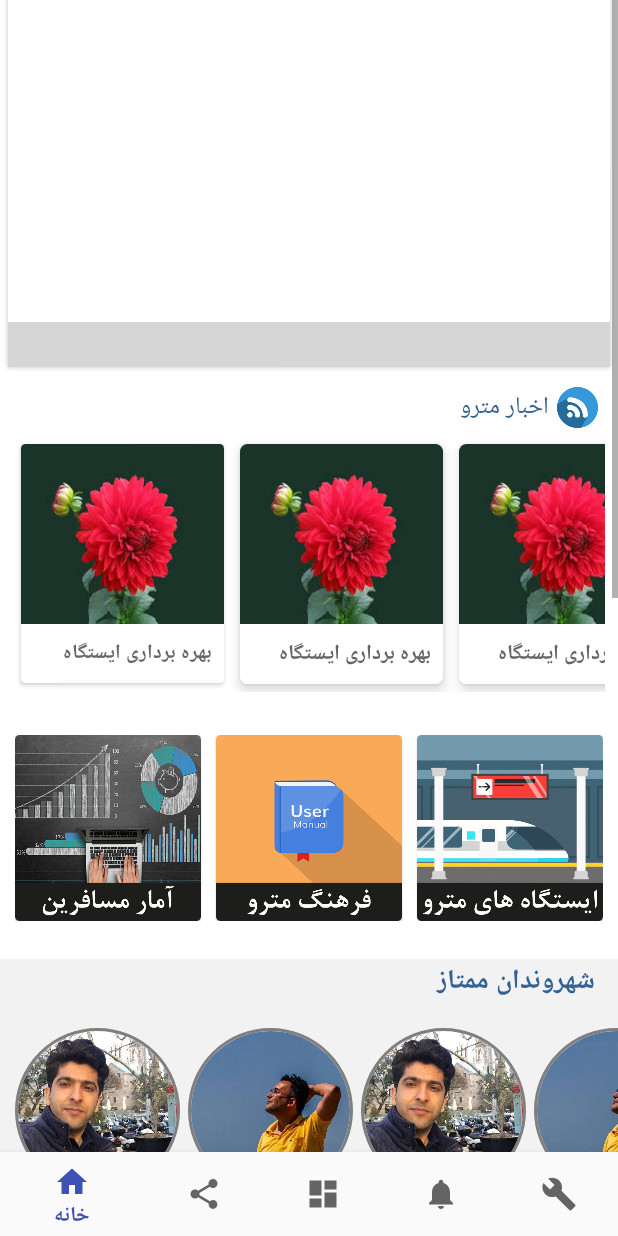
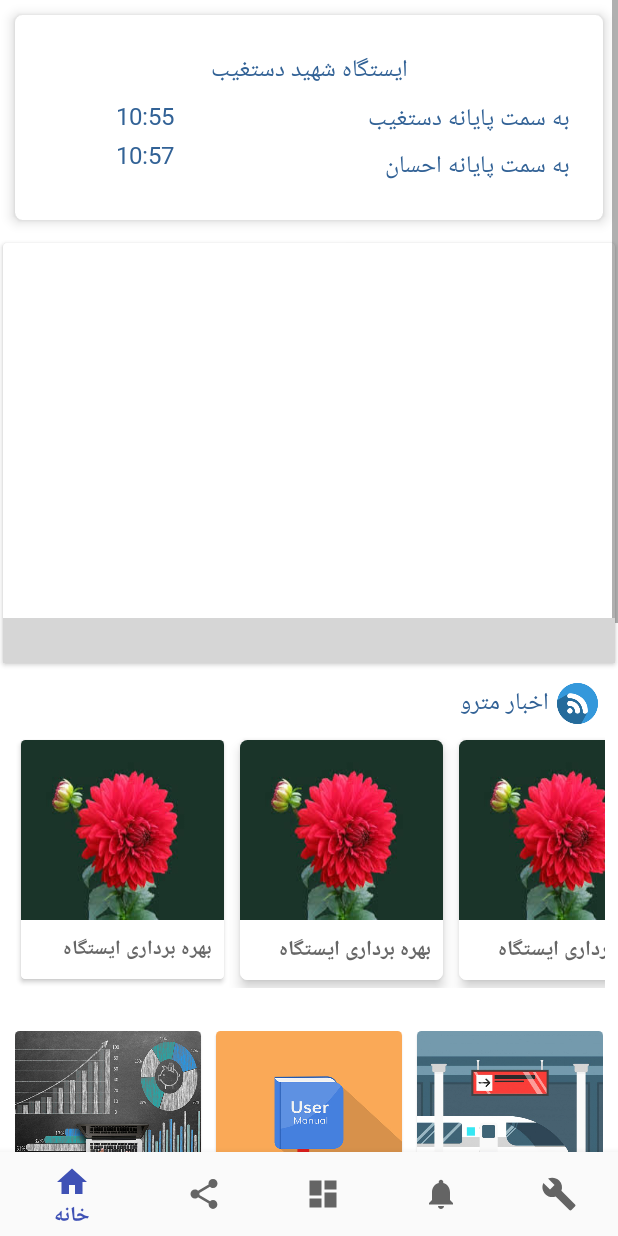
Before and after one commit to bionuts/ShirazMetro, an Android app: the layout activity_tiles.xml on its own in the app's theme, with its tools: preview values and no code run, on a phone screen of 412 x 824 dp. Run offline under Robolectric (Android 15) with nearby library versions, the phone set to English and light mode, and no system bars; plain views replace CircleIndicator, CircularImageView; grey boxes are pictures that could not be loaded.

Commit message:
final main layout8

```diff
--- a/app/src/main/res/layout/activity_tiles.xml
+++ b/app/src/main/res/layout/activity_tiles.xml
@@ -14,21 +14,122 @@
         android:layout_height="wrap_content"
         android:layout_margin="0dp"
         android:background="@color/bgwhite"
-        android:padding="0dp"
-        app:layout_constraintBottom_toTopOf="@+id/navigation">
+        android:padding="0dp">
 
         <LinearLayout
             android:layout_width="match_parent"
             android:layout_height="wrap_content"
             android:layout_margin="0dp"
+            android:gravity="center_vertical"
             android:orientation="vertical"
             android:padding="0dp">
 
+            <!-- closed station time -->
             <android.support.v7.widget.CardView
                 android:layout_width="match_parent"
-                android:layout_marginStart="5dp"
-                android:layout_marginEnd="5dp"
                 android:layout_height="wrap_content"
+                android:layout_margin="10dp"
+                app:cardCornerRadius="5dp"
+                app:cardElevation="5dp">
+
+                <LinearLayout
+                    android:layout_width="match_parent"
+                    android:layout_height="wrap_content"
+                    android:orientation="vertical"
+                    android:padding="20dp">
+
+                    <LinearLayout
+                        android:layout_width="match_parent"
+                        android:layout_height="wrap_content"
+                        android:layoutDirection="rtl"
+                        android:orientation="horizontal"
+                        android:padding="3dp">
+
+                        <TextView
+                            android:layout_width="match_parent"
+                            android:layout_height="wrap_content"
+                            android:fontFamily="@font/iransansmobile_bold"
+                            android:gravity="center"
+                            android:text="ایستگاه شهید دستغیب"
+                            android:textColor="@color/fifafontcolor"
+                            android:textDirection="rtl"
+                            android:textSize="16sp" />
+
+                    </LinearLayout>
+
+                    <LinearLayout
+                        android:layout_width="match_parent"
+                        android:layout_height="wrap_content"
+                        android:orientation="horizontal">
+
+                        <LinearLayout
+                            android:layout_width="0dp"
+                            android:layout_height="wrap_content"
+                            android:layout_weight="1"
+                            android:orientation="vertical">
+
+                            <TextView
+                                android:layout_width="match_parent"
+                                android:layout_height="wrap_content"
+                                android:fontFamily="@font/iransansmobile_bold"
+                                android:padding="2dp"
+                                android:text="10:55"
+                                android:textColor="@color/fifafontcolor"
+                                android:textDirection="rtl"
+                                android:textSize="16sp" />
+
+                            <TextView
+                                android:layout_width="match_parent"
+                                android:layout_height="wrap_content"
+                                android:fontFamily="@font/iransansmobile_bold"
+                                android:padding="2dp"
+                                android:text="10:57"
+                                android:textColor="@color/fifafontcolor"
+                                android:textDirection="rtl"
+                                android:textSize="16sp" />
+
+                        </LinearLayout>
+
+                        <LinearLayout
+                            android:layout_width="0dp"
+                            android:layout_height="wrap_content"
+                            android:layout_weight="3"
+                            android:orientation="vertical">
+
+                            <TextView
+                                android:layout_width="match_parent"
+                                android:layout_height="wrap_content"
+                                android:fontFamily="@font/iransansmobile_medium"
+                                android:padding="2dp"
+                                android:text="به سمت پایانه دستغیب"
+                                android:textColor="@color/fifafontcolor"
+                                android:textDirection="rtl"
+                                android:textSize="16sp" />
+
+                            <TextView
+                                android:layout_width="match_parent"
+                                android:layout_height="wrap_content"
+                                android:fontFamily="@font/iransansmobile_medium"
+                                android:padding="2dp"
+                                android:text="به سمت پایانه احسان"
+                                android:textColor="@color/fifafontcolor"
+                                android:textDirection="rtl"
+                                android:textSize="16sp" />
+                        </LinearLayout>
+
+                    </LinearLayout>
+
+                </LinearLayout>
+
+            </android.support.v7.widget.CardView>
+
+            <!-- big event -->
+            <android.support.v7.widget.CardView
+                android:layout_width="match_parent"
+                android:layout_height="wrap_content"
+                android:layout_marginEnd="2dp"
+                android:layout_marginStart="2dp"
+                android:layout_marginTop="5dp"
                 app:cardCornerRadius="3dp"
                 app:cardElevation="2dp">
 
@@ -36,8 +137,7 @@
                     android:layout_width="match_parent"
                     android:layout_height="wrap_content"
                     android:background="@color/bgwhite"
-                    android:orientation="vertical"
-                    android:paddingTop="20dp">
+                    android:orientation="vertical">
 
                     <android.support.v4.view.ViewPager
                         android:id="@+id/slide1"
@@ -73,8 +173,8 @@
                     <ImageView
                         android:layout_width="27dp"
                         android:layout_height="27dp"
+                        android:layout_marginStart="10dp"
                         android:adjustViewBounds="true"
-                        android:layout_marginStart="10dp"
                         android:contentDescription="@string/action_settings"
                         android:scaleType="fitXY"
                         app:srcCompat="@drawable/news2" />
@@ -1381,6 +1481,7 @@
 
         </LinearLayout>
 
+
     </ScrollView>
 
     <android.support.design.widget.BottomNavigationView
```
